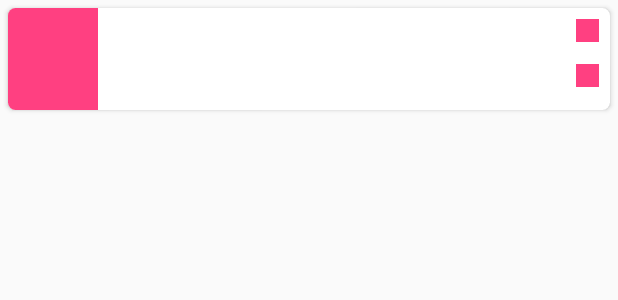
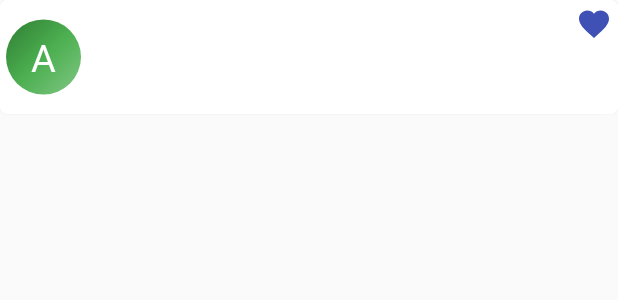
Before and after one commit to kodebot/bharatradios.droid, an Android app: the layout list_item_radio.xml on its own in the app's theme, with its tools: preview values and no code run, on a phone screen of 412 x 824 dp. Shown: the top 300 px of the screen. Run offline under Robolectric (Android 15) with nearby library versions, the phone set to English and light mode, and no system bars.

Commit message:
beautified a bit to make radio item card a little bit appealing

```diff
--- a/app/src/main/java/uk/co/qubitssolutions/bharatradios/app/viewholders/RadioListViewHolder.java
+++ b/app/src/main/java/uk/co/qubitssolutions/bharatradios/app/viewholders/RadioListViewHolder.java
@@ -5,6 +5,7 @@ import android.support.v7.widget.CardView;
 import android.support.v7.widget.RecyclerView;
 import android.view.View;
 import android.widget.ImageView;
+import android.widget.LinearLayout;
 import android.widget.TextView;
 import android.widget.Toast;
 
@@ -19,16 +20,14 @@ public class RadioListViewHolder extends RecyclerView.ViewHolder implements  Aud
     TextView title;
     TextView subtitle;
     ImageView favImage;
-    ImageView secondaryActionImage;
     String radioUrl;
     public RadioListViewHolder(View itemView) {
         super(itemView);
 
         title = (TextView)itemView.findViewById(R.id.list_item_radio_title);
         subtitle = (TextView)itemView.findViewById(R.id.list_item_radio_subtitle);
-        favImage = (ImageView)itemView.findViewById(R.id.list_item_radio_fav);
-        secondaryActionImage = (ImageView)itemView.findViewById(R.id.list_item_radio_secondary_action);
-        CardView radioItem = (CardView) itemView.findViewById(R.id.radio_item);
+        favImage = (ImageView)itemView.findViewById(R.id.action_list_item_radio_fav);
+        LinearLayout radioItem = (LinearLayout) itemView.findViewById(R.id.radio_item);
         radioItem.setOnClickListener(new View.OnClickListener() {
             @Override
             public void onClick(View v) {
--- /dev/null
+++ b/app/src/main/res/drawable/radio_item_avatar.xml
@@ -0,0 +1,10 @@
+<shape xmlns:android="http://schemas.android.com/apk/res/android"
+    android:shape="oval">
+    <size android:height="@dimen/avatar_width" android:width="@dimen/avatar_height"/>
+    <gradient
+        android:angle="135"
+        android:centerColor="#4CAF50"
+        android:endColor="#2E7D32"
+        android:startColor="#81C784"
+        android:type="linear" />
+</shape>
--- a/app/src/main/res/layout/content_player.xml
+++ b/app/src/main/res/layout/content_player.xml
@@ -3,10 +3,11 @@
     xmlns:app="http://schemas.android.com/apk/res-auto"
     android:id="@+id/radio_player_controls"
     android:layout_width="match_parent"
-    android:layout_height="56dp"
+    android:layout_height="wrap_content"
     android:layout_gravity="bottom"
     android:layout_weight="0"
-    android:padding="@dimen/card_view_medium_padding">
+    android:layout_margin="0dp"
+    app:cardCornerRadius="4dp">
 
     <LinearLayout
         android:layout_width="match_parent"
--- a/app/src/main/res/layout/list_item_radio.xml
+++ b/app/src/main/res/layout/list_item_radio.xml
@@ -1,38 +1,59 @@
 <?xml version="1.0" encoding="utf-8"?>
 <android.support.v7.widget.CardView xmlns:android="http://schemas.android.com/apk/res/android"
     xmlns:app="http://schemas.android.com/apk/res-auto"
+    android:id="@+id/radio_item_card"
     android:layout_width="match_parent"
     android:layout_height="wrap_content"
-    android:layout_marginLeft="5dp"
-    android:layout_marginRight="5dp"
-    android:layout_marginTop="5dp"
-    app:cardCornerRadius="5dp"
-    android:id="@+id/radio_item"
+    android:layout_marginBottom="@dimen/card_view_medium_margin"
     android:clickable="true"
-    android:foreground="?android:selectableItemBackground">
+    android:foreground="?android:selectableItemBackground"
+    app:cardCornerRadius="5dp">
 
     <LinearLayout
         android:layout_width="match_parent"
         android:layout_height="wrap_content"
-        android:orientation="horizontal">
+        android:baselineAligned="false"
+        android:orientation="horizontal"
+        android:paddingLeft="@dimen/avatar_medium_padding">
 
-        <ImageView
-            android:layout_width="60dp"
-            android:layout_height="match_parent"
-            android:background="@color/colorAccent"
-            android:contentDescription="@string/list_item_radio_avatar_desc"/>
+        <FrameLayout
+            android:layout_width="wrap_content"
+            android:layout_height="match_parent">
+
+            <android.support.v7.widget.AppCompatImageView
+                android:layout_width="wrap_content"
+                android:layout_height="match_parent"
+                android:background="@drawable/image_button_background"
+                android:contentDescription="@string/list_item_radio_avatar_desc"
+                android:src="@drawable/radio_item_avatar"
+                android:id="@+id/list_item_radio_avatar"/>
+
+            <android.support.v7.widget.AppCompatTextView
+                android:layout_width="wrap_content"
+                android:layout_height="match_parent"
+                android:layout_gravity="center"
+                android:gravity="center"
+                android:text="A"
+                android:textColor="@color/colorTextLight"
+                android:textSize="@dimen/avatar_text_size"
+                android:id="@+id/list_item_radio_avatar_text"/>
+        </FrameLayout>
 
         <LinearLayout
             android:layout_width="0dp"
             android:layout_height="wrap_content"
             android:layout_weight="1"
-            android:orientation="vertical">
+            android:orientation="vertical"
+            android:id="@+id/radio_item"
+            android:clickable="true"
+            android:foreground="?android:selectableItemBackground">
 
             <TextView
                 android:id="@+id/list_item_radio_title"
                 android:layout_width="match_parent"
                 android:layout_height="wrap_content"
-                android:layout_margin="7dp" />
+                android:layout_margin="7dp"
+                android:textSize="@dimen/text_size_large"/>
 
             <TextView
                 android:id="@+id/list_item_radio_subtitle"
@@ -44,25 +65,21 @@
         <LinearLayout
             android:layout_width="wrap_content"
             android:layout_height="match_parent"
+            android:gravity="top"
+            android:paddingTop="@dimen/image_button_medium_padding"
+            android:paddingRight="@dimen/image_button_medium_padding"
             android:orientation="vertical">
 
-            <ImageView
-                android:id="@+id/list_item_radio_fav"
-                android:layout_width="15dp"
-                android:layout_height="15dp"
-                android:layout_margin="7dp"
-                android:background="@color/colorAccent"
-                android:contentDescription="@string/list_item_radio_fav_desc" />
-
-            <ImageView
-                android:id="@+id/list_item_radio_secondary_action"
-                android:layout_width="15dp"
-                android:layout_height="15dp"
-                android:layout_margin="7dp"
-                android:background="@color/colorAccent"
-                android:contentDescription="@string/list_item_radio_secondary_action_desc" />
-
-
+            <android.support.v7.widget.AppCompatImageButton
+                android:id="@+id/action_list_item_radio_fav"
+                android:layout_width="wrap_content"
+                android:layout_height="wrap_content"
+                android:clickable="true"
+                android:foreground="?android:selectableItemBackground"
+                android:background="@drawable/image_button_background"
+                android:contentDescription="@string/list_item_radio_fav_desc"
+                android:src="@drawable/ic_favorite_black_24dp_wrapped"
+                android:tint="@color/colorPrimary" />
         </LinearLayout>
     </LinearLayout>
 </android.support.v7.widget.CardView>
--- a/app/src/main/res/values/colors.xml
+++ b/app/src/main/res/values/colors.xml
@@ -4,4 +4,5 @@
     <color name="colorPrimaryDark">#303F9F</color>
     <color name="colorAccent">#FF4081</color>
     <color name="colorImageButtonBackgroundLight">#FFFFFFFF</color>
+    <color name="colorTextLight">#FFFFFFFF</color>
 </resources>
--- a/app/src/main/res/values/dimens.xml
+++ b/app/src/main/res/values/dimens.xml
@@ -8,4 +8,10 @@
     <dimen name="fab_margin">16dp</dimen>
     <dimen name="image_button_medium_padding">4dp</dimen>
     <dimen name="card_view_medium_padding">4dp</dimen>
+    <dimen name="avatar_width">50dp</dimen>
+    <dimen name="avatar_height">50dp</dimen>
+    <dimen name="avatar_text_size">25sp</dimen>
+    <dimen name="avatar_medium_padding">4dp</dimen>
+    <dimen name="card_view_medium_margin">4dp</dimen>
+    <dimen name="text_size_large">20sp</dimen>
 </resources>
```
